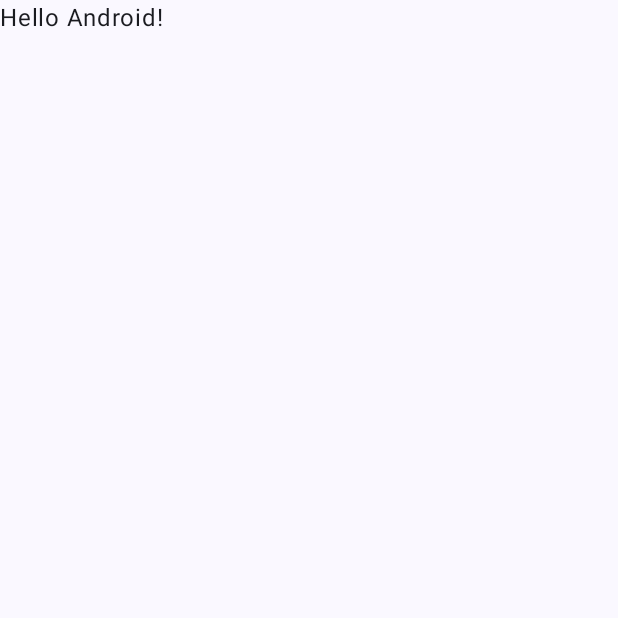
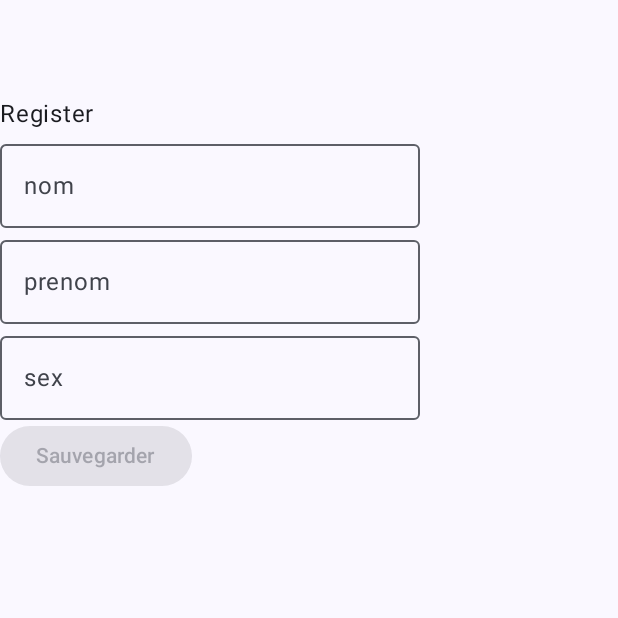
Before and after one commit to lemuelket/revision-jet, an Android app built with Jetpack Compose: the screen it shows after launch (MainActivity), on a phone screen of 412 x 824 dp, the top half of it. Before the commit the part shown is almost empty. Run offline under Robolectric (Android 15) with nearby library versions, the phone set to English and light mode, and no system bars; our stand-ins replace Dagger/Hilt's generated code, Room's generated code; libraries missing offline, so code that uses them is left out: java.lang.

Commit message:
app in process

```diff
--- a/app/build.gradle.kts
+++ b/app/build.gradle.kts
@@ -70,8 +70,9 @@ dependencies {
     implementation("androidx.navigation:navigation-compose:2.9.0")
     implementation("com.google.dagger:hilt-android:2.56.2")
     ksp("com.google.dagger:hilt-android-compiler:2.56.2")
-    implementation("androidx.hilt:hilt-navigation-fragment:1.2.0")
+    implementation("androidx.hilt:hilt-navigation-compose:1.2.0")
     implementation("androidx.room:room-runtime:2.7.1")
     ksp("androidx.room:room-compiler:2.7.1")
+    implementation("androidx.lifecycle:lifecycle-viewmodel:2.9.0")
 
 }
--- a/app/src/main/java/com/godsonpeya/family/MainActivity.kt
+++ b/app/src/main/java/com/godsonpeya/family/MainActivity.kt
@@ -11,6 +11,8 @@ import androidx.compose.material3.Text
 import androidx.compose.runtime.Composable
 import androidx.compose.ui.Modifier
 import androidx.compose.ui.tooling.preview.Preview
+import androidx.navigation.compose.rememberNavController
+import com.godsonpeya.family.navigation.AppNavHost
 import com.godsonpeya.family.ui.theme.FamilyTheme
 import dagger.hilt.android.AndroidEntryPoint
 
@@ -21,16 +23,13 @@ class MainActivity : ComponentActivity() {
         enableEdgeToEdge()
         setContent {
             FamilyTheme {
-                Scaffold(modifier = Modifier.fillMaxSize()) { innerPadding ->
-                    Greeting(
-                        name = "Android",
-                        modifier = Modifier.padding(innerPadding)
-                    )
+
+                    AppNavHost(navHostController = rememberNavController())
                 }
             }
         }
     }
-}
+
 
 @Composable
 fun Greeting(name: String, modifier: Modifier = Modifier) {
--- a/app/src/main/java/com/godsonpeya/family/navigation/AppNavHost.kt
+++ b/app/src/main/java/com/godsonpeya/family/navigation/AppNavHost.kt
@@ -4,13 +4,26 @@ import androidx.compose.runtime.Composable
 import androidx.navigation.NavHostController
 import androidx.navigation.compose.NavHost
 import androidx.navigation.compose.composable
+import com.godsonpeya.family.data.entity.Member
+import com.godsonpeya.family.ui.screens.HomeRegister
+import com.godsonpeya.family.ui.screens.MemberDetails
+import com.godsonpeya.family.ui.screens.MemberList
 
 @Composable
 fun AppNavHost(navHostController: NavHostController) {
 
     NavHost(navHostController,startDestination = AppScreen.Home.route){
         composable(route= AppScreen.Home.route) {
+            HomeRegister(navHostController)
+        }
 
+        composable(route= AppScreen.Members.route){
+            MemberList(navHostController)
+        }
+
+        composable(route= AppScreen.Details.route) {navBackStack->
+           val memberId= navBackStack.arguments?.getLong("memberId")
+            MemberDetails(navHostController, memberId= memberId?:-1L)
         }
     }
 }
--- a/app/src/main/java/com/godsonpeya/family/navigation/AppScreen.kt
+++ b/app/src/main/java/com/godsonpeya/family/navigation/AppScreen.kt
@@ -1,10 +1,7 @@
 package com.godsonpeya.family.navigation
 
 
-
-
-sealed class AppScreen(var route: String) {
-
+sealed class AppScreen(var route: String){
     data object Home: AppScreen("Register")
     data object Members : AppScreen("members")
 
--- a/app/src/main/java/com/godsonpeya/family/ui/screens/HomeRegister.kt
+++ b/app/src/main/java/com/godsonpeya/family/ui/screens/HomeRegister.kt
@@ -1,10 +1,75 @@
 package com.godsonpeya.family.ui.screens
 
+import androidx.compose.foundation.layout.Column
+import androidx.compose.foundation.layout.padding
+import androidx.compose.material3.Button
+import androidx.compose.material3.ExperimentalMaterial3Api
+import androidx.compose.material3.OutlinedTextField
+import androidx.compose.material3.Scaffold
+import androidx.compose.material3.Text
+import androidx.compose.material3.TopAppBar
 import androidx.compose.runtime.Composable
+import androidx.compose.runtime.getValue
+import androidx.compose.runtime.mutableStateOf
+import androidx.compose.runtime.remember
+import androidx.compose.runtime.setValue
+import androidx.compose.ui.Modifier
+import androidx.hilt.navigation.compose.hiltViewModel
 import androidx.navigation.NavHostController
-
-@Composable
-fun HomeRegister(navHostController: NavHostController){
+import com.godsonpeya.family.data.entity.Member
+import com.godsonpeya.family.navigation.AppScreen
+import com.godsonpeya.family.ui.viewModel.MemberViewModel
+import java.lang.Compiler.enable
 
 
+@OptIn(ExperimentalMaterial3Api::class)
+@Composable
+fun HomeRegister(navHostController: NavHostController, viewModel:MemberViewModel= hiltViewModel()){
+
+    var nom by remember { mutableStateOf("") }
+    var prenom by remember { mutableStateOf("") }
+    var sex by remember { mutableStateOf("") }
+    var isSaved by remember{mutableStateOf(false)}
+
+    Scaffold(topBar = { TopAppBar(
+        title = {},
+
+    ) })
+        {innerPadding->
+
+        Column(modifier = Modifier.padding(innerPadding)){
+
+            Text("Register")
+
+            OutlinedTextField(value = nom, onValueChange = {nom=it},
+                label = {
+                    Text("nom")
+                }, singleLine = true
+                )
+
+            OutlinedTextField(value = prenom, onValueChange = {prenom=it},
+                label = {
+                    Text("prenom")
+                },singleLine = true
+            )
+
+            OutlinedTextField(value = sex, onValueChange = {sex=it},
+                label = {
+                    Text("sex")
+                }, singleLine = true
+            )
+
+            Button(onClick = {if(nom.isNotEmpty() && prenom.isNotEmpty() && sex.isNotEmpty()){
+                     viewModel.insertMember(member= Member(nom=nom, prenom = prenom, sex=sex))
+                     navHostController.navigate(AppScreen.Members.route)
+                isSaved
+            } }, enabled = (nom.isNotEmpty() && prenom.isNotEmpty() && sex.isNotEmpty())) {
+                   Text("Sauvegarder")
+
+            }
+
+
+        }
+    }
+
 }
```
Also changed, not shown: app/src/main/java/com/godsonpeya/family/data/entity/Member.kt (+4 -4 lines), app/src/main/java/com/godsonpeya/family/ui/screens/MemberDetails.kt (+8 -1 lines), app/src/main/java/com/godsonpeya/family/ui/screens/MemberList.kt (+32 -1 lines).
